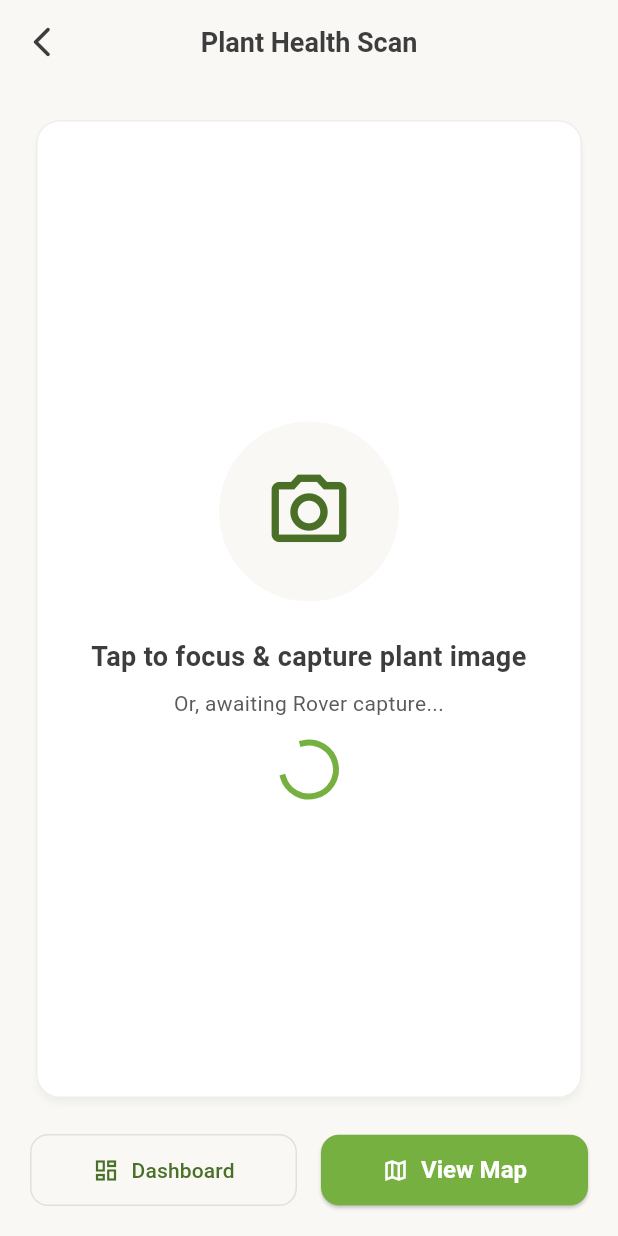
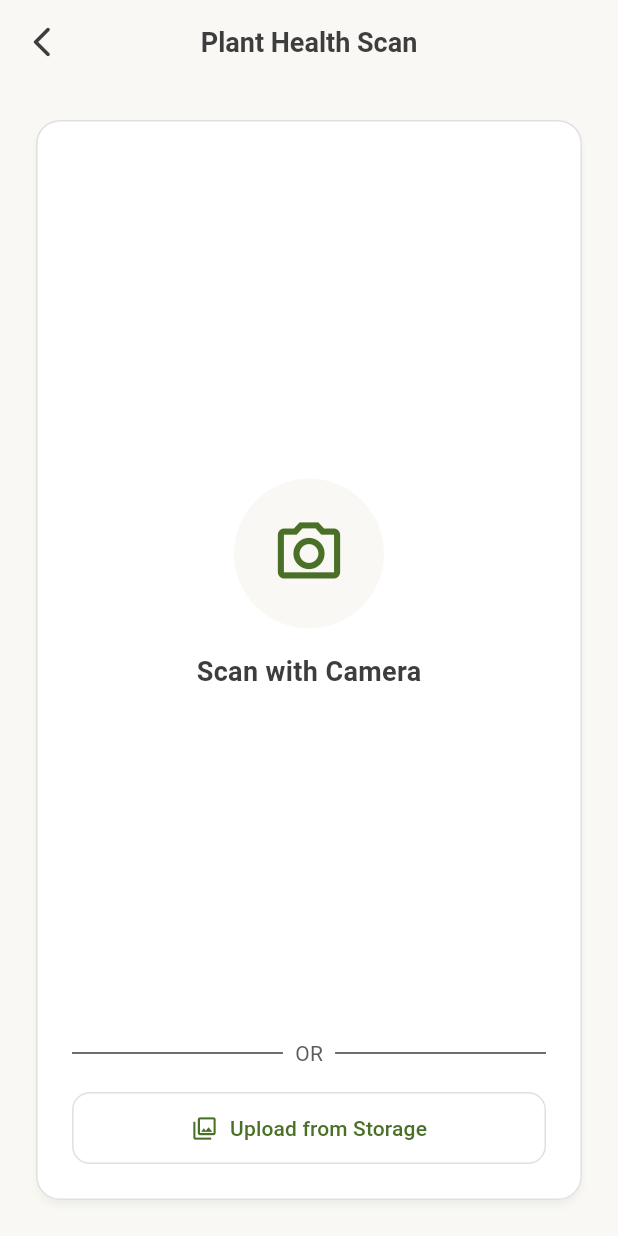
Before and after one commit to akshitrajput/AgriSense, a Flutter app: the PlantScanScreen screen opened directly, on a phone screen of 412 x 824 dp. Run offline on Flutter 3.47's test engine with Material 3 defaults, Android fonts, the phone set to English and light mode, and no system bars; our stand-ins replace device_preview.

Commit message:
ui updates

```diff
--- a/lib/screens/onboarding_screen.dart
+++ b/lib/screens/onboarding_screen.dart
@@ -1,5 +1,8 @@
+// lib/screens/onboarding_screen.dart
+
 import 'package:flutter/material.dart';
 import 'package:agrisense/screens/dashboard_screen.dart';
+import 'package:agrisense/theme/app_theme.dart'; // FIXED: Added import for AppTheme
 
 class OnboardingScreen extends StatefulWidget {
   const OnboardingScreen({super.key});
@@ -24,7 +27,9 @@ class _OnboardingScreenState extends State<OnboardingScreen> {
             crossAxisAlignment: CrossAxisAlignment.stretch,
             children: [
               const SizedBox(height: 40),
-              Image.asset('assets/images/agrisense_logo.png', height: 40),
+              // Make sure you have this logo in your assets folder
+              // Image.asset('assets/images/agrisense_logo.png', height: 40),
+              const Text("AgriSense", textAlign: TextAlign.center, style: TextStyle(fontSize: 28, fontWeight: FontWeight.bold, color: AppTheme.primaryColor)),
               const SizedBox(height: 24),
               const Text(
                 "Cultivating Your Profile\nLet's begin your harvest.",
@@ -42,7 +47,9 @@ class _OnboardingScreenState extends State<OnboardingScreen> {
                 style: TextStyle(fontSize: 16, color: AppTheme.subTextColor),
               ),
               const SizedBox(height: 32),
-              Image.asset('assets/images/leaf_illustration.png', height: 100),
+              // Make sure you have this illustration in your assets folder
+              // Image.asset('assets/images/leaf_illustration.png', height: 100),
+              const Icon(Icons.eco, size: 100, color: AppTheme.accentColor),
               const SizedBox(height: 32),
               _buildForm(),
               const SizedBox(height: 32),
--- a/lib/screens/plant_scan_screen.dart
+++ b/lib/screens/plant_scan_screen.dart
@@ -1,5 +1,4 @@
 import 'package:agrisense/screens/health_report_screen.dart';
-import 'package:agrisense/widgets/bottom_nav_buttons.dart';
 import 'package:agrisense/widgets/custom_app_bar.dart';
 import 'package:flutter/material.dart';
 import 'package:agrisense/theme/app_theme.dart';
@@ -7,67 +6,95 @@ import 'package:agrisense/theme/app_theme.dart';
 class PlantScanScreen extends StatelessWidget {
   const PlantScanScreen({super.key});
 
+  // Helper function to navigate to the report screen
+  void _navigateToReport(BuildContext context) {
+    Navigator.push(
+      context,
+      MaterialPageRoute(builder: (context) => const HealthReportScreen()),
+    );
+  }
+
   @override
   Widget build(BuildContext context) {
     return Scaffold(
       appBar: const CustomAppBar(title: 'Plant Health Scan', hasBackButton: true),
       body: Padding(
         padding: const EdgeInsets.all(20.0),
+        child: Card(
+          // Manually applied card styling
+          elevation: 2,
+          shadowColor: AppTheme.primaryColor.withOpacity(0.1),
+          shape: RoundedRectangleBorder(
+            borderRadius: BorderRadius.circular(16),
+            side: const BorderSide(color: AppTheme.borderColor, width: 1),
+          ),
+          child: Padding(
+            padding: const EdgeInsets.all(24.0),
             child: Column(
               mainAxisAlignment: MainAxisAlignment.center,
+              crossAxisAlignment: CrossAxisAlignment.stretch,
               children: [
+                // Primary Action: Tap to capture
                 Expanded(
-              child: Card(
                   child: InkWell(
-                  onTap: () {
-                    // Simulate scan and navigate to report
-                    Navigator.push(
-                      context,
-                      MaterialPageRoute(builder: (context) => const HealthReportScreen()),
-                    );
-                  },
-                  borderRadius: BorderRadius.circular(16),
-                  child: const Center(
-                    child: Padding(
-                      padding: EdgeInsets.all(24.0),
-                      child: Column(
+                    onTap: () => _navigateToReport(context),
+                    highlightColor: AppTheme.backgroundColor,
+                    borderRadius: BorderRadius.circular(12),
+                    child: const Column(
                       mainAxisAlignment: MainAxisAlignment.center,
                       children: [
                         CircleAvatar(
-                            radius: 60,
+                          radius: 50,
                           backgroundColor: AppTheme.backgroundColor,
                           child: Icon(
                             Icons.camera_alt_outlined,
-                              size: 60,
+                            size: 50,
                             color: AppTheme.primaryColor,
                           ),
                         ),
-                          SizedBox(height: 24),
+                        SizedBox(height: 16),
                         Text(
-                            'Tap to focus & capture plant image',
-                            textAlign: TextAlign.center,
+                          'Scan with Camera',
                           style: TextStyle(fontSize: 18, fontWeight: FontWeight.w600),
                         ),
-                          SizedBox(height: 8),
-                          Text(
-                            'Or, awaiting Rover capture...',
-                            textAlign: TextAlign.center,
-                            style: TextStyle(fontSize: 14, color: AppTheme.subTextColor),
+                      ],
                     ),
-                          SizedBox(height: 16),
-                          CircularProgressIndicator(color: AppTheme.accentColor),
+                  ),
+                ),
+
+                // Divider
+                const Padding(
+                  padding: EdgeInsets.symmetric(vertical: 16.0),
+                  child: Row(
+                    children: [
+                      Expanded(child: Divider()),
+                      Padding(
+                        padding: EdgeInsets.symmetric(horizontal: 8.0),
+                        child: Text('OR', style: TextStyle(color: AppTheme.subTextColor)),
+                      ),
+                      Expanded(child: Divider()),
+                    ],
+                  ),
+                ),
+
+                // Secondary Action: Upload from storage
+                OutlinedButton.icon(
+                  // This onPressed callback handles the navigation
+                  onPressed: () => _navigateToReport(context),
+                  icon: const Icon(Icons.photo_library_outlined),
+                  label: const Text('Upload from Storage'),
+                  style: OutlinedButton.styleFrom(
+                    padding: const EdgeInsets.symmetric(vertical: 14),
+                    foregroundColor: AppTheme.primaryColor,
+                    side: const BorderSide(color: AppTheme.borderColor),
+                    shape: RoundedRectangleBorder(borderRadius: BorderRadius.circular(12)),
+                  ),
+                ),
               ],
             ),
           ),
         ),
       ),
-              ),
-            ),
-            const SizedBox(height: 20),
-            const BottomNavButtons(),
-          ],
-        ),
-      ),
     );
   }
 }
--- a/lib/theme/app_theme.dart
+++ b/lib/theme/app_theme.dart
@@ -28,7 +28,6 @@ class AppTheme {
       onSurface: textColor,
       onError: Colors.white,
     ),
-    // Reverted to default text theme and applied custom colors
     textTheme: ThemeData.light().textTheme.apply(
           bodyColor: textColor,
           displayColor: textColor,
@@ -37,12 +36,10 @@ class AppTheme {
       backgroundColor: Colors.transparent,
       elevation: 0,
       iconTheme: IconThemeData(color: textColor),
-      // Used standard TextStyle instead of GoogleFonts
       titleTextStyle: TextStyle(
         color: textColor,
         fontSize: 20,
         fontWeight: FontWeight.w600,
-        fontFamily: '.SF UI Display', // Default iOS font, Flutter handles Android equivalent
       ),
     ),
     elevatedButtonTheme: ElevatedButtonThemeData(
@@ -53,7 +50,6 @@ class AppTheme {
           borderRadius: BorderRadius.circular(30.0),
         ),
         padding: const EdgeInsets.symmetric(vertical: 16, horizontal: 24),
-        // Used standard TextStyle instead of GoogleFonts
         textStyle: const TextStyle(
           fontSize: 16,
           fontWeight: FontWeight.bold,
@@ -77,14 +73,6 @@ class AppTheme {
         borderSide: const BorderSide(color: primaryColor, width: 2),
       ),
     ),
-    cardTheme: CardTheme(
-      color: cardColor,
-      elevation: 2,
-      shadowColor: primaryColor.withOpacity(0.1),
-      shape: RoundedRectangleBorder(
-        borderRadius: BorderRadius.circular(16),
-        side: BorderSide(color: Colors.grey.shade200, width: 1),
-      ),
-    ),
+    // CardTheme section has been removed.
   );
 }
--- a/pubspec.yaml
+++ b/pubspec.yaml
@@ -34,6 +34,7 @@ dependencies:
   # The following adds the Cupertino Icons font to your application.
   # Use with the CupertinoIcons class for iOS style icons.
   cupertino_icons: ^1.0.8
+  device_preview: ^1.3.1
 
 dev_dependencies:
   flutter_test:
@@ -58,7 +59,8 @@ flutter:
   uses-material-design: true
 
   # To add assets to your application, add an assets section, like this:
-  # assets:
+  assets:
+    - assets/images/
   #   - images/a_dot_burr.jpeg
   #   - images/a_dot_ham.jpeg
 
```
Also changed, not shown: lib/main.dart (+15 -4 lines), lib/screens/dashboard_screen.dart (+16 -16 lines), lib/screens/farm_map_screen.dart (+7 -4 lines), lib/screens/health_report_screen.dart (+40 -8 lines), assets/images/diseased_leaf.png (added), pubspec.lock, 1 other file. Lines whose indentation alone changed are shown as unchanged.
